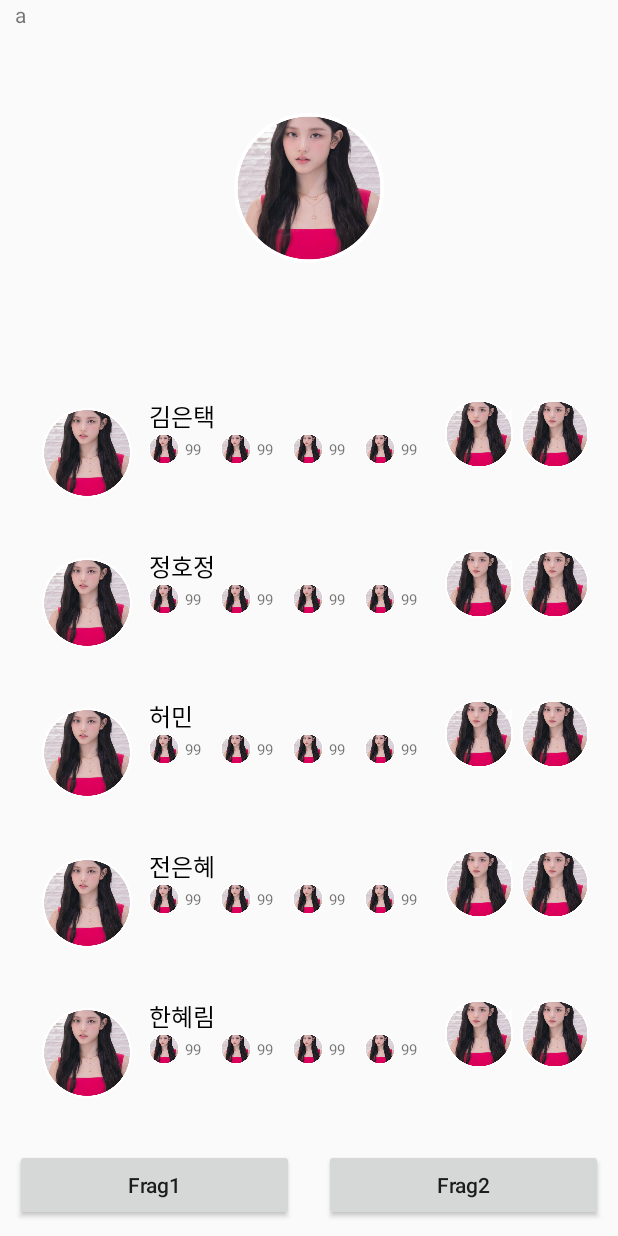
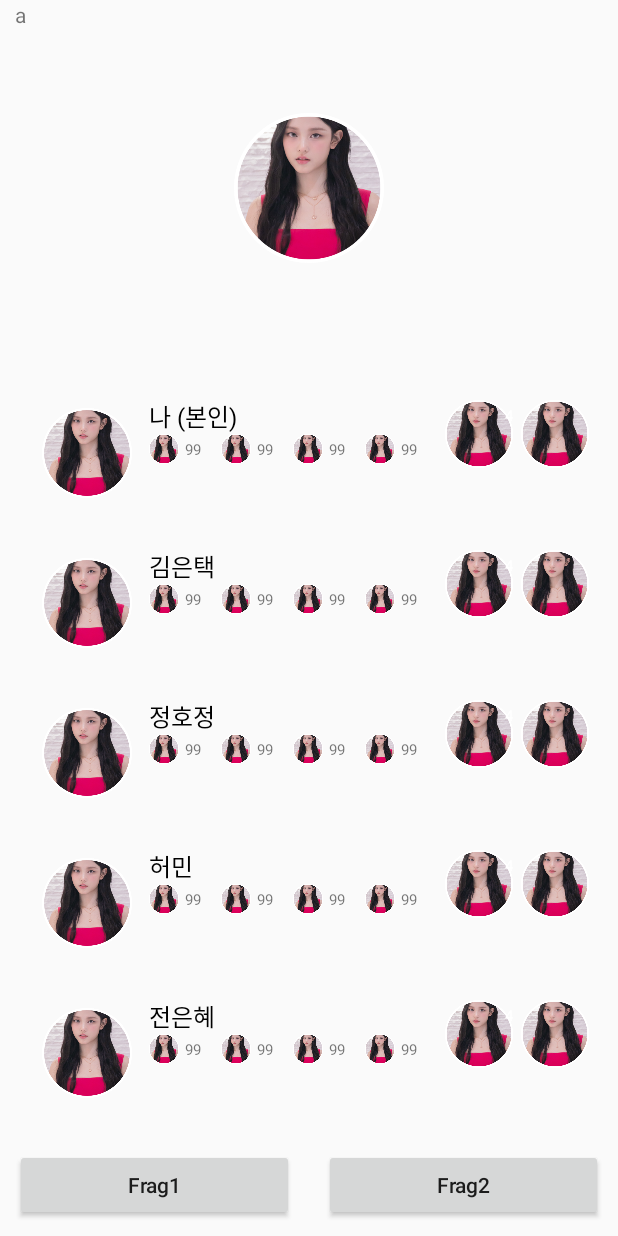
Before and after one commit to wavideo/contacts-app, an Android app: the screen it shows after launch (MainActivity), on a phone screen of 412 x 824 dp. Run offline under Robolectric (Android 15) with nearby library versions, the phone set to English and light mode, and no system bars.

Commit message:
리사이클러뷰 데이터 수동으로 입력해주었던 부분을 컨텍트 데이터를 통해 불러오게함. 또한 메인 엑티비티에 ContactManager.loading()을 추가

```diff
--- a/app/src/main/java/com/example/nugo/ContactData.kt
+++ b/app/src/main/java/com/example/nugo/ContactData.kt
@@ -1,4 +1,6 @@
 package com.example.nugo
+
+import android.util.Log
 
 /* [ 정호정 파트 ]
 연락처에 대한 data class 입니다*/
@@ -54,6 +56,7 @@ object ContactManager {
     /*앱에 넣어둘 더미데이터입니다.
     MainActivity 상단에 ContactManager.loading()으로 더미데이터를 등록해주세요 */
     fun loading() {
+        Log.i ("바인드뷰홀더", "로딩성공")
         Contacts.add(ContactData("나 (본인)", "", ""))
         Contacts.add(ContactData("김은택", "010-1111-1111", "aaa@naver.com"))
         Contacts.add(ContactData("정호정", "010-1111-1111", "aaa@naver.com"))
--- a/app/src/main/java/com/example/nugo/ContactListAdapter.kt
+++ b/app/src/main/java/com/example/nugo/ContactListAdapter.kt
@@ -1,6 +1,9 @@
 package com.example.nugo
 
+import android.content.ContentValues.TAG
 import android.os.Bundle
+import android.provider.ContactsContract.Contacts
+import android.util.Log
 import android.view.LayoutInflater
 import android.view.ViewGroup
 import androidx.activity.enableEdgeToEdge
@@ -12,24 +15,22 @@ import com.example.nugo.databinding.ActivityContactListItemBinding
 import com.example.nugo.databinding.FragmentContactListBinding
 
 class ContactListAdapter(
-    private val mItems:List<ContactListItem>,
-    private val itemClickListener: (ContactListItem, Int) -> Unit
+    private val mItems:MutableList<ContactData>,
     ) : RecyclerView.Adapter<ContactListAdapter.Holder>() {
 
         inner class Holder(private val binding: ActivityContactListItemBinding): RecyclerView.ViewHolder(binding.root){
-            fun bind(item: ContactListItem){
-                binding.tvName.text = item.tvName
-        }
+        val tvName = binding.tvName
         }
 
     override fun onCreateViewHolder(parent: ViewGroup, viewType: Int): Holder {
+        Log.i("바인드뷰홀더","onCreateViewHolder정상작동 ")
         val binding = ActivityContactListItemBinding.inflate(LayoutInflater.from(parent.context), parent,false)
         return Holder(binding)
     }
 
     override fun onBindViewHolder(holder: Holder, position: Int) {
-        holder.bind(mItems[position])
-
+        Log.i("바인드뷰홀더","onBindViewHolder정상작동() ")
+    holder.tvName.text = ContactManager.Contacts[position].name
     }
 
     override fun getItemCount(): Int {
--- a/app/src/main/java/com/example/nugo/ContactListFragment.kt
+++ b/app/src/main/java/com/example/nugo/ContactListFragment.kt
@@ -9,6 +9,8 @@ package com.example.nugo
 
 import android.content.Intent
 import android.os.Bundle
+import android.provider.ContactsContract.Contacts
+import android.util.Log
 import android.view.LayoutInflater
 import android.view.View
 import android.view.ViewGroup
@@ -52,33 +54,25 @@ class ContactListFragment : Fragment() {
     }
 
     override fun onViewCreated(view: View, savedInstanceState: Bundle?) {
+        Log.i("바인드뷰홀더","프래그먼트 정상작동 ")
+
 
         super.onViewCreated(view, savedInstanceState)
-        val dataList = mutableListOf<ContactListItem>()
-        dataList.add(ContactListItem("김은택", "010-1111-1111", "aaa@naver.com"))
-        dataList.add(ContactListItem("정호정", "010-1111-1111", "aaa@naver.com"))
-        dataList.add(ContactListItem("허민", "010-1111-1111", "aaa@naver.com"))
-        dataList.add(ContactListItem("전은혜", "010-1111-1111", "aaa@naver.com"))
-        dataList.add(ContactListItem("한혜림", "010-1111-1111", "aaa@naver.com"))
-        dataList.add(ContactListItem("이태우", "010-1111-1111", "aaa@naver.com"))
-        dataList.add(ContactListItem("유건희", "010-1111-1111", "aaa@naver.com"))
-        dataList.add(ContactListItem("문지혜", "010-1111-1111", "aaa@naver.com"))
-        dataList.add(ContactListItem("최어진", "010-1111-1111", "aaa@naver.com"))
-        dataList.add(ContactListItem("박혜민", "010-1111-1111", "aaa@naver.com"))
 
-        val adapter = ContactListAdapter(dataList, // dataList 생성
-            itemClickListener = { item, position ->
-                Toast.makeText(this.requireContext(), "${item.tvName} clicked", Toast.LENGTH_SHORT)
-                    .show()
-                var nameIntent = Intent(this.requireContext(), StickerListFragment::class.java)
-                nameIntent.putExtra("name", item.tvName)
-                startActivity(nameIntent)
-            })
+        val adapter = ContactListAdapter(ContactManager.Contacts) // dataList 생성
+
+
         binding.recycleListView.adapter = adapter
         binding.recycleListView.layoutManager = LinearLayoutManager(this.requireContext())
 
     }
-
+//    itemClickListener = { item, position ->
+//        Toast.makeText(this.requireContext(), "${item.tvName} clicked", Toast.LENGTH_SHORT)
+//            .show()
+//        var nameIntent = Intent(this.requireContext(), StickerListFragment::class.java)
+//        nameIntent.putExtra("name", item.tvName)
+//        startActivity(nameIntent)
+//    }
 
 //    override fun onDestroyView() {
 //        super.onDestroyView()
--- a/app/src/main/java/com/example/nugo/MainActivity.kt
+++ b/app/src/main/java/com/example/nugo/MainActivity.kt
@@ -31,6 +31,8 @@ class MainActivity : AppCompatActivity() {
         }
         setFragment(ContactListFragment())
         StickerManager.loading()
+
+        ContactManager.loading()
     }
 
     private fun setFragment(frag : Fragment) {
```
